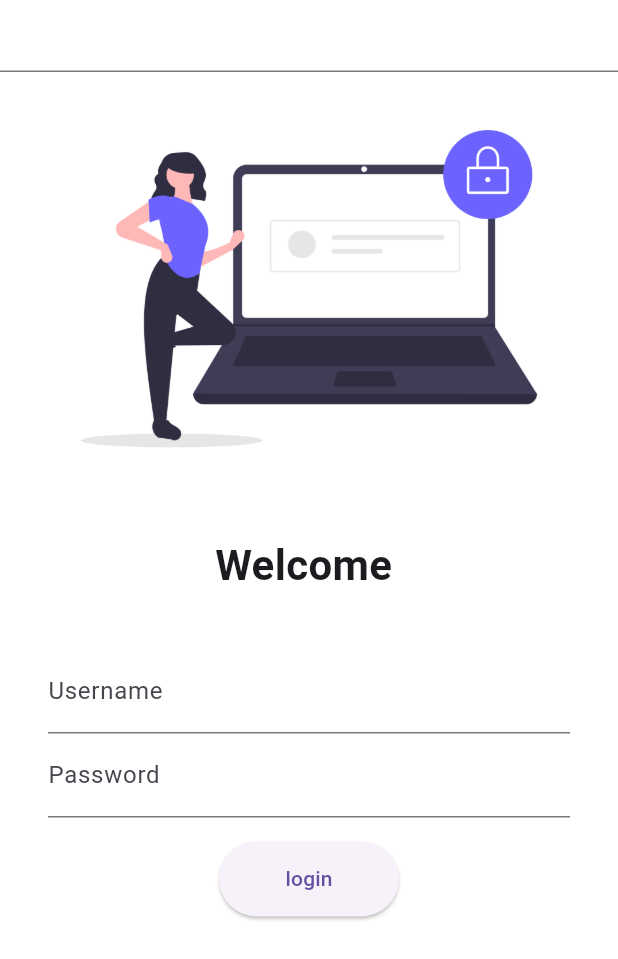
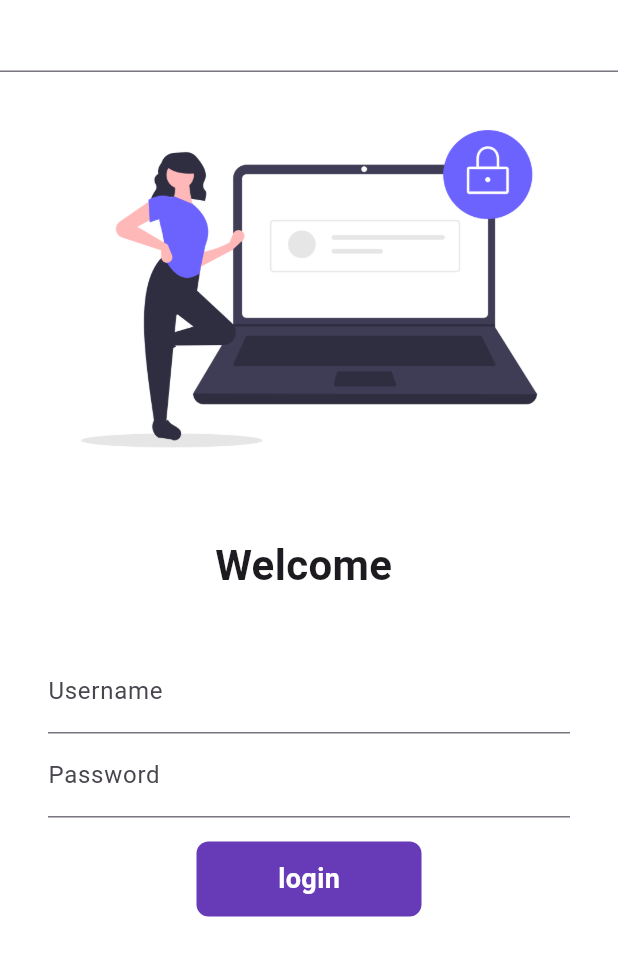
Before and after one commit to abdshk44/learningflutter, a Flutter app: the screen it shows after launch, on a phone screen of 412 x 824 dp. Shown: the top 959 px of the screen. Run offline on Flutter 3.47's test engine with Material 3 defaults, Android fonts, the phone set to English and light mode, and no system bars.

Commit message:
day 6 completed

```diff
--- a/lib/main.dart
+++ b/lib/main.dart
@@ -5,7 +5,7 @@ import 'package:flutter_catalog/utils/routes.dart';
 
 
 void main (){
-  runApp(MyApp());
+  runApp(const MyApp());
 
 }
 
--- a/lib/pages/home_page.dart
+++ b/lib/pages/home_page.dart
@@ -8,14 +8,14 @@ class HomePage extends StatelessWidget {
   Widget build(BuildContext context) {
     return Scaffold(
       appBar: AppBar(
-        title: Text("Abd Mart"),
+        title: const Text("Abd Mart"),
       ),
         body:Center(
           child: Container(
             child: Text("welocome to $days days of flutter by $name")
           ),
         ),
-        drawer: Drawer(),
+        drawer: const Drawer(),
       );
   }
 }
--- a/lib/pages/login_page.dart
+++ b/lib/pages/login_page.dart
@@ -8,6 +8,7 @@ class loginpage extends StatefulWidget {
 
 class _loginpageState extends State<loginpage> {
   String name = "";
+  bool changebutton = false;
 
   get container => null;
   @override
@@ -58,14 +59,37 @@ class _loginpageState extends State<loginpage> {
               (hintText:"Enter Password",
               labelText: "Password"),)],),
             ),
-
+              InkWell(
+                onTap: () {
+                  setState(() {
+                    changebutton = true;
+                  });
+                  //  Navigator. pushNamed(context, MyRoutes.homerouts);
+                },
+             child: AnimatedContainer(
+              duration: Duration(seconds: 1),
+              width:  changebutton ? 50 : 150,
+              height: 50,
+              alignment: Alignment.center,
+              child: Text(
+                "login",
+              style: TextStyle (color: Colors. white,
+               fontWeight: FontWeight.bold, fontSize: 18),),
+             decoration:  BoxDecoration( color: Colors. deepPurple,
+            //  shape: changebutton? BoxShape.circle : BoxShape.rectangle,
+              borderRadius:
+               BorderRadius.circular(
+                changebutton ? 50 : 8)
+              ),
+               ),
+           )
 //elevated button can also be replaced with  text button.
-            ElevatedButton(child: Text ("login"),
-            style: TextButton.styleFrom( minimumSize: Size(120, 50)),
-            onPressed: () {
-              Navigator. pushNamed(context, MyRoutes.homerouts);
-            },
-            )
+            // ElevatedButton(child: Text ("login"),
+            // style: TextButton.styleFrom( minimumSize: Size(120, 50)),
+            // onPressed: () {
+            // Navigator. pushNamed(context, MyRoutes.homerouts);
+            // },
+            // )
           ],
         ),
       ),
```
